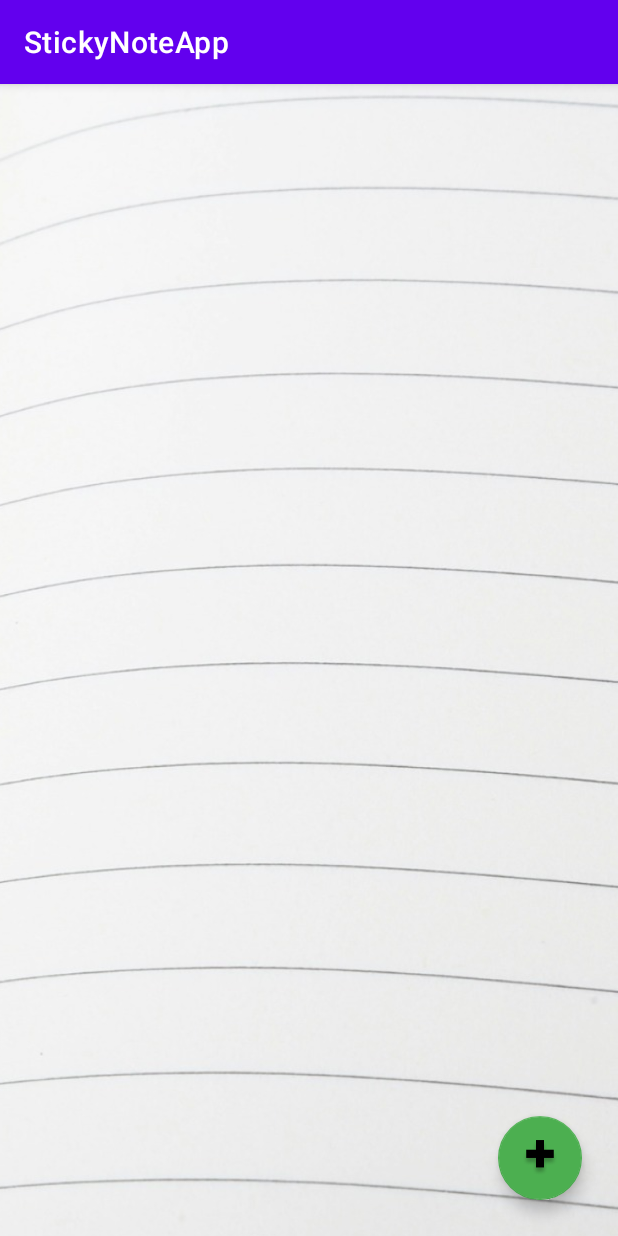
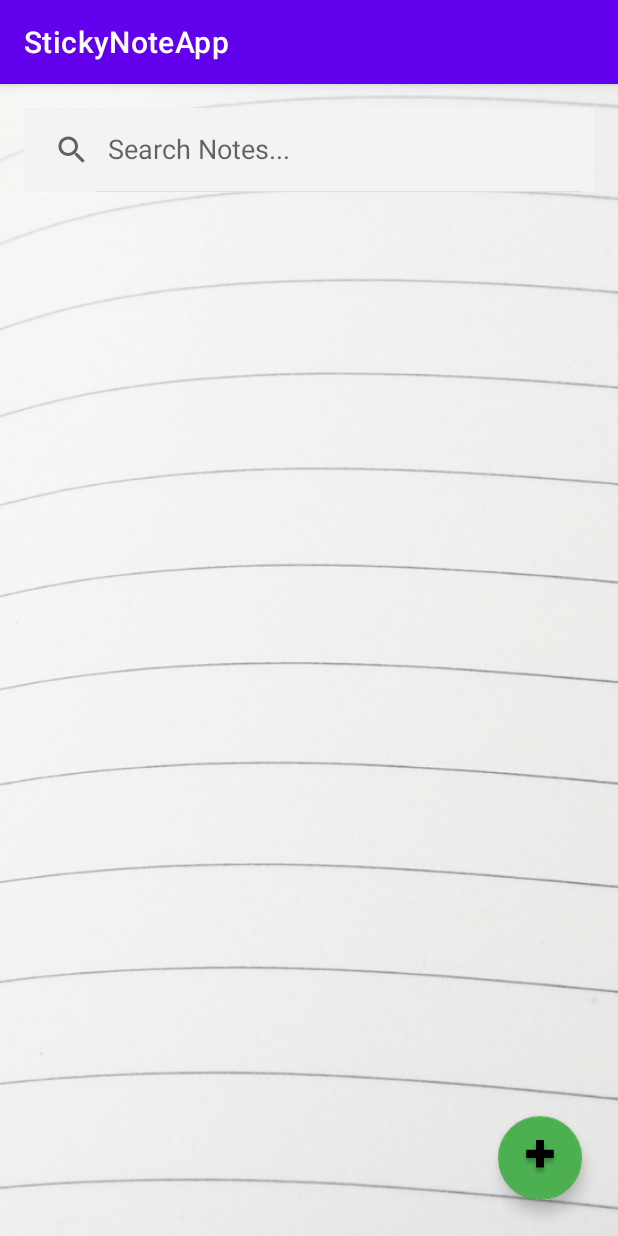
Before and after one commit to jiyeong97/CodeClauseInternship_StickyNoteApp, an Android app: the screen it shows after launch (MainActivity), on a phone screen of 412 x 824 dp. Run offline under Robolectric (Android 15) with nearby library versions, the phone set to English and light mode, and no system bars; our stand-ins replace Room's generated code; 2 statements that could not run were skipped.

Commit message:
Search View Xml

```diff
--- a/app/src/main/res/layout/activity_main.xml
+++ b/app/src/main/res/layout/activity_main.xml
@@ -8,9 +8,19 @@
     android:background="@drawable/backgroundimg"
     tools:context=".MainActivity">
 
+    <androidx.appcompat.widget.SearchView
+        android:id="@+id/searchView_home"
+        android:layout_margin="16dp"
+        android:background="@color/backgroundWhite"
+        app:queryHint="Search Notes..."
+        app:iconifiedByDefault="false"
+        android:layout_width="match_parent"
+        android:layout_height="?attr/actionBarSize"/>
+
     <androidx.recyclerview.widget.RecyclerView
         android:id="@+id/recycler_home"
         android:layout_margin="8dp"
+        android:layout_below="@+id/searchView_home"
         android:layout_width="match_parent"
         android:layout_height="match_parent"/>
 
```
Also changed, not shown: app/src/main/java/com/example/stickynoteapp/MainActivity.java (+15 -0 lines).
